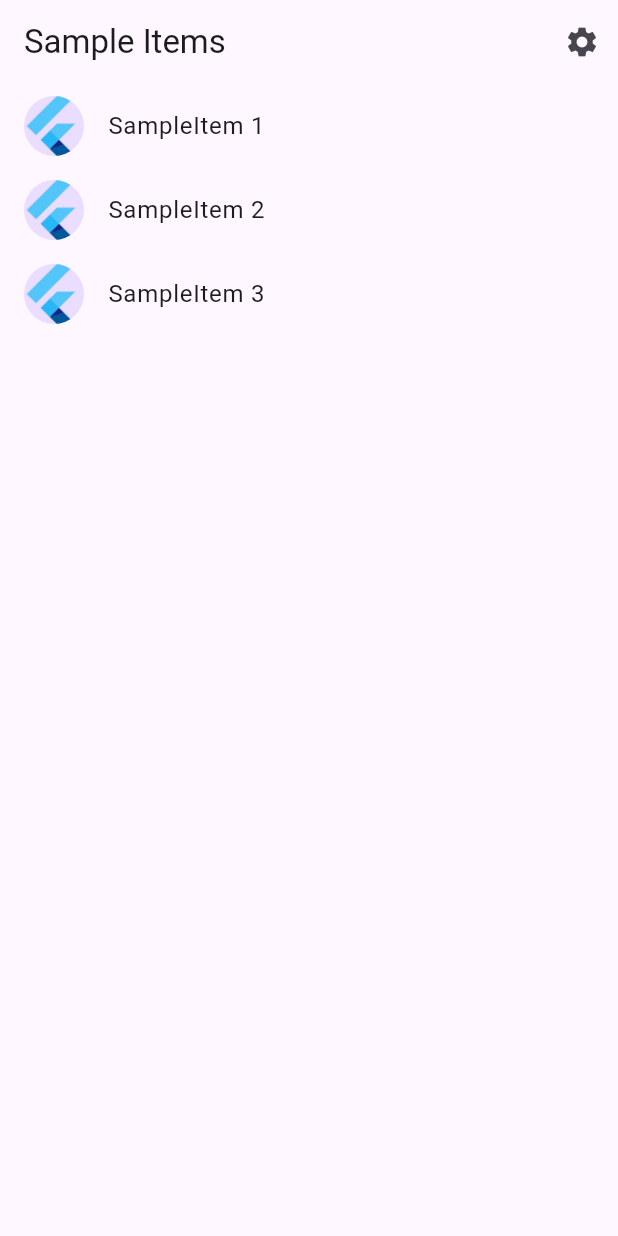
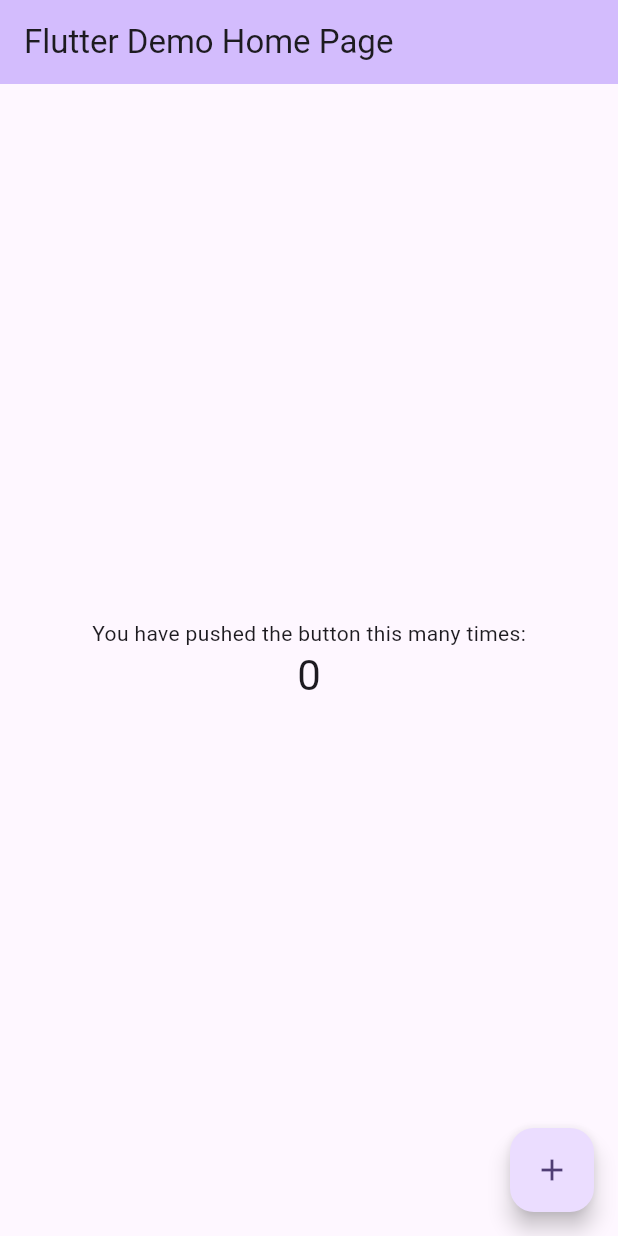
Before and after one commit to arentalb/final_project, a Flutter app: the screen it shows after launch, on a phone screen of 412 x 824 dp. Run offline on Flutter 3.47's test engine with Material 3 defaults, Android fonts, the phone set to English and light mode, and no system bars.

Commit message:
clean up

```diff
--- a/lib/main.dart
+++ b/lib/main.dart
@@ -1,26 +1,125 @@
 import 'package:flutter/material.dart';
 
-import 'src/app.dart';
-import 'src/settings/settings_controller.dart';
-import 'src/settings/settings_service.dart';
+void main() {
+  runApp(const MyApp());
+}
 
-void main() async {
-  // Set up the SettingsController, which will glue user settings to multiple
-  // Flutter Widgets
+class MyApp extends StatelessWidget {
+  const MyApp({super.key});
 
+  // This widget is the root of your application.
+  @override
+  Widget build(BuildContext context) {
+    return MaterialApp(
+      title: 'Flutter Demo',
+      theme: ThemeData(
+        // This is the theme of your application.
+        //
+        // TRY THIS: Try running your application with "flutter run". You'll see
+        // the application has a purple toolbar. Then, without quitting the app,
+        // try changing the seedColor in the colorScheme below to Colors.green
+        // and then invoke "hot reload" (save your changes or press the "hot
+        // reload" button in a Flutter-supported IDE, or press "r" if you used
+        // the command line to start the app).
+        //
+        // Notice that the counter didn't reset back to zero; the application
+        // state is not lost during the reload. To reset the state, use hot
+        // restart instead.
+        //
+        // This works for code too, not just values: Most code changes can be
+        // tested with just a hot reload.
+        colorScheme: ColorScheme.fromSeed(seedColor: Colors.deepPurple),
+        useMaterial3: true,
+      ),
+      home: const MyHomePage(title: 'Flutter Demo Home Page'),
+    );
+  }
+}
 
-  final settingsController = SettingsController(SettingsService());
+class MyHomePage extends StatefulWidget {
+  const MyHomePage({super.key, required this.title});
 
-  // Load the user's preferred theme while the splash screen is displayed.
-  // This prevents a sudden theme change when the app is first displayed.
-  await settingsController.loadSettings();
+  // This widget is the home page of your application. It is stateful, meaning
+  // that it has a State object (defined below) that contains fields that affect
+  // how it looks.
 
-  // Run the app and pass in the SettingsController. The app listens to the
-  // SettingsController for changes, then passes it further down to the
-  // SettingsView.
+  // This class is the configuration for the state. It holds the values (in this
+  // case the title) provided by the parent (in this case the App widget) and
+  // used by the build method of the State. Fields in a Widget subclass are
+  // always marked "final".
 
+  final String title;
 
- //updatey amam krdwa 1
+  @override
+  State<MyHomePage> createState() => _MyHomePageState();
+}
 
-  runApp(MyApp(settingsController: settingsController));
+class _MyHomePageState extends State<MyHomePage> {
+  int _counter = 0;
+
+  void _incrementCounter() {
+    setState(() {
+      // This call to setState tells the Flutter framework that something has
+      // changed in this State, which causes it to rerun the build method below
+      // so that the display can reflect the updated values. If we changed
+      // _counter without calling setState(), then the build method would not be
+      // called again, and so nothing would appear to happen.
+      _counter++;
+    });
+  }
+
+  @override
+  Widget build(BuildContext context) {
+    // This method is rerun every time setState is called, for instance as done
+    // by the _incrementCounter method above.
+    //
+    // The Flutter framework has been optimized to make rerunning build methods
+    // fast, so that you can just rebuild anything that needs updating rather
+    // than having to individually change instances of widgets.
+    return Scaffold(
+      appBar: AppBar(
+        // TRY THIS: Try changing the color here to a specific color (to
+        // Colors.amber, perhaps?) and trigger a hot reload to see the AppBar
+        // change color while the other colors stay the same.
+        backgroundColor: Theme.of(context).colorScheme.inversePrimary,
+        // Here we take the value from the MyHomePage object that was created by
+        // the App.build method, and use it to set our appbar title.
+        title: Text(widget.title),
+      ),
+      body: Center(
+        // Center is a layout widget. It takes a single child and positions it
+        // in the middle of the parent.
+        child: Column(
+          // Column is also a layout widget. It takes a list of children and
+          // arranges them vertically. By default, it sizes itself to fit its
+          // children horizontally, and tries to be as tall as its parent.
+          //
+          // Column has various properties to control how it sizes itself and
+          // how it positions its children. Here we use mainAxisAlignment to
+          // center the children vertically; the main axis here is the vertical
+          // axis because Columns are vertical (the cross axis would be
+          // horizontal).
+          //
+          // TRY THIS: Invoke "debug painting" (choose the "Toggle Debug Paint"
+          // action in the IDE, or press "p" in the console), to see the
+          // wireframe for each widget.
+          mainAxisAlignment: MainAxisAlignment.center,
+          children: <Widget>[
+            const Text(
+              'You have pushed the button this many times:',
+            ),
+            Text(
+              '$_counter',
+              style: Theme.of(context).textTheme.headlineMedium,
+            ),
+          ],
+        ),
+      ),
+      floatingActionButton: FloatingActionButton(
+        onPressed: _incrementCounter,
+        tooltip: 'Increment',
+        child: const Icon(Icons.add),
+      ), // This trailing comma makes auto-formatting nicer for build methods.
+    );
+  }
 }
--- a/lib/src/app.dart
+++ /dev/null
@@ -1,85 +0,0 @@
-import 'package:flutter/material.dart';
-import 'package:flutter_gen/gen_l10n/app_localizations.dart';
-import 'package:flutter_localizations/flutter_localizations.dart';
-
-import 'sample_feature/sample_item_details_view.dart';
-import 'sample_feature/sample_item_list_view.dart';
-import 'settings/settings_controller.dart';
-import 'settings/settings_view.dart';
-
-/// The Widget that configures your application.
-class MyApp extends StatelessWidget {
-  const MyApp({
-    super.key,
-    required this.settingsController,
-  });
-
-  final SettingsController settingsController;
-
-  @override
-  Widget build(BuildContext context) {
-    // Glue the SettingsController to the MaterialApp.
-    //
-    // The ListenableBuilder Widget listens to the SettingsController for changes.
-    // Whenever the user updates their settings, the MaterialApp is rebuilt.
-    return ListenableBuilder(
-      listenable: settingsController,
-      builder: (BuildContext context, Widget? child) {
-        return MaterialApp(
-          // Providing a restorationScopeId allows the Navigator built by the
-          // MaterialApp to restore the navigation stack when a user leaves and
-          // returns to the app after it has been killed while running in the
-          // background.
-          restorationScopeId: 'app',
-
-          // Provide the generated AppLocalizations to the MaterialApp. This
-          // allows descendant Widgets to display the correct translations
-          // depending on the user's locale.
-          localizationsDelegates: const [
-            AppLocalizations.delegate,
-            GlobalMaterialLocalizations.delegate,
-            GlobalWidgetsLocalizations.delegate,
-            GlobalCupertinoLocalizations.delegate,
-          ],
-          supportedLocales: const [
-            Locale('en', ''), // English, no country code
-          ],
-
-          // Use AppLocalizations to configure the correct application title
-          // depending on the user's locale.
-          //
-          // The appTitle is defined in .arb files found in the localization
-          // directory.
-          onGenerateTitle: (BuildContext context) =>
-              AppLocalizations.of(context)!.appTitle,
-
-          // Define a light and dark color theme. Then, read the user's
-          // preferred ThemeMode (light, dark, or system default) from the
-          // SettingsController to display the correct theme.
-          theme: ThemeData(),
-          darkTheme: ThemeData.dark(),
-          themeMode: settingsController.themeMode,
-
-          // Define a function to handle named routes in order to support
-          // Flutter web url navigation and deep linking.
-          onGenerateRoute: (RouteSettings routeSettings) {
-            return MaterialPageRoute<void>(
-              settings: routeSettings,
-              builder: (BuildContext context) {
-                switch (routeSettings.name) {
-                  case SettingsView.routeName:
-                    return SettingsView(controller: settingsController);
-                  case SampleItemDetailsView.routeName:
-                    return const SampleItemDetailsView();
-                  case SampleItemListView.routeName:
-                  default:
-                    return const SampleItemListView();
-                }
-              },
-            );
-          },
-        );
-      },
-    );
-  }
-}
--- a/lib/src/localization/app_en.arb
+++ /dev/null
@@ -1,6 +0,0 @@
-{
-  "appTitle": "final_project",
-  "@appTitle": {
-    "description": "The title of the application"
-  }
-}
--- a/lib/src/sample_feature/sample_item.dart
+++ /dev/null
@@ -1,6 +0,0 @@
-/// A placeholder class that represents an entity or model.
-class SampleItem {
-  const SampleItem(this.id);
-
-  final int id;
-}
--- a/lib/src/sample_feature/sample_item_list_view.dart
+++ /dev/null
@@ -1,71 +0,0 @@
-import 'package:flutter/material.dart';
-
-import '../settings/settings_view.dart';
-import 'sample_item.dart';
-import 'sample_item_details_view.dart';
-
-/// Displays a list of SampleItems.
-class SampleItemListView extends StatelessWidget {
-  const SampleItemListView({
-    super.key,
-    this.items = const [SampleItem(1), SampleItem(2), SampleItem(3)],
-  });
-
-  static const routeName = '/';
-
-  final List<SampleItem> items;
-
-  @override
-  Widget build(BuildContext context) {
-    return Scaffold(
-      appBar: AppBar(
-        title: const Text('Sample Items'),
-        actions: [
-          IconButton(
-            icon: const Icon(Icons.settings),
-            onPressed: () {
-              // Navigate to the settings page. If the user leaves and returns
-              // to the app after it has been killed while running in the
-              // background, the navigation stack is restored.
-              Navigator.restorablePushNamed(context, SettingsView.routeName);
-            },
-          ),
-        ],
-      ),
-
-      // To work with lists that may contain a large number of items, it’s best
-      // to use the ListView.builder constructor.
-      //
-      // In contrast to the default ListView constructor, which requires
-      // building all Widgets up front, the ListView.builder constructor lazily
-      // builds Widgets as they’re scrolled into view.
-      body: ListView.builder(
-        // Providing a restorationId allows the ListView to restore the
-        // scroll position when a user leaves and returns to the app after it
-        // has been killed while running in the background.
-        restorationId: 'sampleItemListView',
-        itemCount: items.length,
-        itemBuilder: (BuildContext context, int index) {
-          final item = items[index];
-
-          return ListTile(
-            title: Text('SampleItem ${item.id}'),
-            leading: const CircleAvatar(
-              // Display the Flutter Logo image asset.
-              foregroundImage: AssetImage('assets/images/flutter_logo.png'),
-            ),
-            onTap: () {
-              // Navigate to the details page. If the user leaves and returns to
-              // the app after it has been killed while running in the
-              // background, the navigation stack is restored.
-              Navigator.restorablePushNamed(
-                context,
-                SampleItemDetailsView.routeName,
-              );
-            }
-          );
-        },
-      ),
-    );
-  }
-}
--- a/lib/src/settings/settings_controller.dart
+++ /dev/null
@@ -1,50 +0,0 @@
-import 'package:flutter/material.dart';
-
-import 'settings_service.dart';
-
-/// A class that many Widgets can interact with to read user settings, update
-/// user settings, or listen to user settings changes.
-///
-/// Controllers glue Data Services to Flutter Widgets. The SettingsController
-/// uses the SettingsService to store and retrieve user settings.
-class SettingsController with ChangeNotifier {
-  SettingsController(this._settingsService);
-
-  // Make SettingsService a private variable so it is not used directly.
-  final SettingsService _settingsService;
-
-  // Make ThemeMode a private variable so it is not updated directly without
-  // also persisting the changes with the SettingsService.
-  late ThemeMode _themeMode;
-
-  // Allow Widgets to read the user's preferred ThemeMode.
-  ThemeMode get themeMode => _themeMode;
-
-  /// Load the user's settings from the SettingsService. It may load from a
-  /// local database or the internet. The controller only knows it can load the
-  /// settings from the service.
-  Future<void> loadSettings() async {
-    _themeMode = await _settingsService.themeMode();
-
-    // Important! Inform listeners a change has occurred.
-    notifyListeners();
-  }
-
-  /// Update and persist the ThemeMode based on the user's selection.
-  Future<void> updateThemeMode(ThemeMode? newThemeMode) async {
-    if (newThemeMode == null) return;
-
-    // Do not perform any work if new and old ThemeMode are identical
-    if (newThemeMode == _themeMode) return;
-
-    // Otherwise, store the new ThemeMode in memory
-    _themeMode = newThemeMode;
-
-    // Important! Inform listeners a change has occurred.
-    notifyListeners();
-
-    // Persist the changes to a local database or the internet using the
-    // SettingService.
-    await _settingsService.updateThemeMode(newThemeMode);
-  }
-}
--- a/lib/src/settings/settings_service.dart
+++ /dev/null
@@ -1,17 +0,0 @@
-import 'package:flutter/material.dart';
-
-/// A service that stores and retrieves user settings.
-///
-/// By default, this class does not persist user settings. If you'd like to
-/// persist the user settings locally, use the shared_preferences package. If
-/// you'd like to store settings on a web server, use the http package.
-class SettingsService {
-  /// Loads the User's preferred ThemeMode from local or remote storage.
-  Future<ThemeMode> themeMode() async => ThemeMode.system;
-
-  /// Persists the user's preferred ThemeMode to local or remote storage.
-  Future<void> updateThemeMode(ThemeMode theme) async {
-    // Use the shared_preferences package to persist settings locally or the
-    // http package to persist settings over the network.
-  }
-}
--- a/lib/src/settings/settings_view.dart
+++ /dev/null
@@ -1,51 +0,0 @@
-import 'package:flutter/material.dart';
-
-import 'settings_controller.dart';
-
-/// Displays the various settings that can be customized by the user.
-///
-/// When a user changes a setting, the SettingsController is updated and
-/// Widgets that listen to the SettingsController are rebuilt.
-class SettingsView extends StatelessWidget {
-  const SettingsView({super.key, required this.controller});
-
-  static const routeName = '/settings';
-
-  final SettingsController controller;
-
-  @override
-  Widget build(BuildContext context) {
-    return Scaffold(
-      appBar: AppBar(
-        title: const Text('Settings'),
-      ),
-      body: Padding(
-        padding: const EdgeInsets.all(16),
-        // Glue the SettingsController to the theme selection DropdownButton.
-        //
-        // When a user selects a theme from the dropdown list, the
-        // SettingsController is updated, which rebuilds the MaterialApp.
-        child: DropdownButton<ThemeMode>(
-          // Read the selected themeMode from the controller
-          value: controller.themeMode,
-          // Call the updateThemeMode method any time the user selects a theme.
-          onChanged: controller.updateThemeMode,
-          items: const [
-            DropdownMenuItem(
-              value: ThemeMode.system,
-              child: Text('System Theme'),
-            ),
-            DropdownMenuItem(
-              value: ThemeMode.light,
-              child: Text('Light Theme'),
-            ),
-            DropdownMenuItem(
-              value: ThemeMode.dark,
-              child: Text('Dark Theme'),
-            )
-          ],
-        ),
-      ),
-    );
-  }
-}
```
Also changed, not shown: lib/src/sample_feature/sample_item_details_view.dart (deleted, +0 -20 lines), pubspec.yaml (+68 -11 lines).
